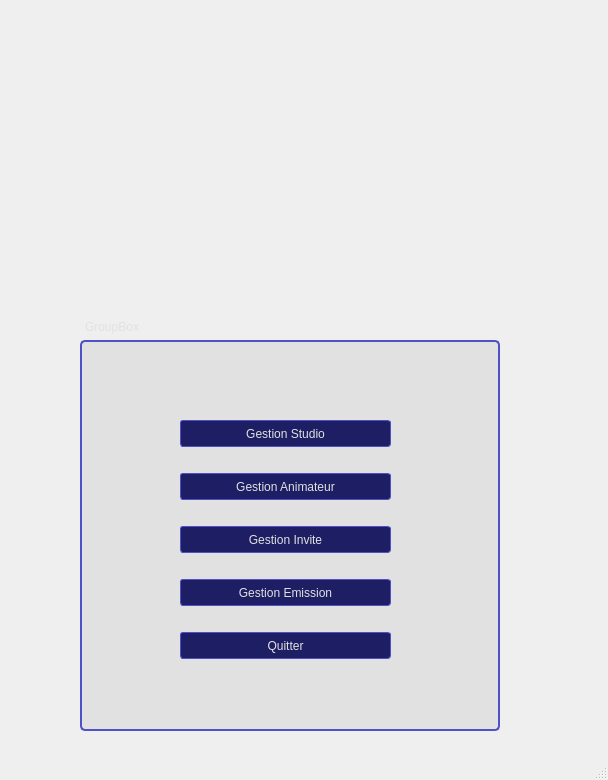
dina-boughanmi/projet-C-, file menu.ui: the form before one commit.
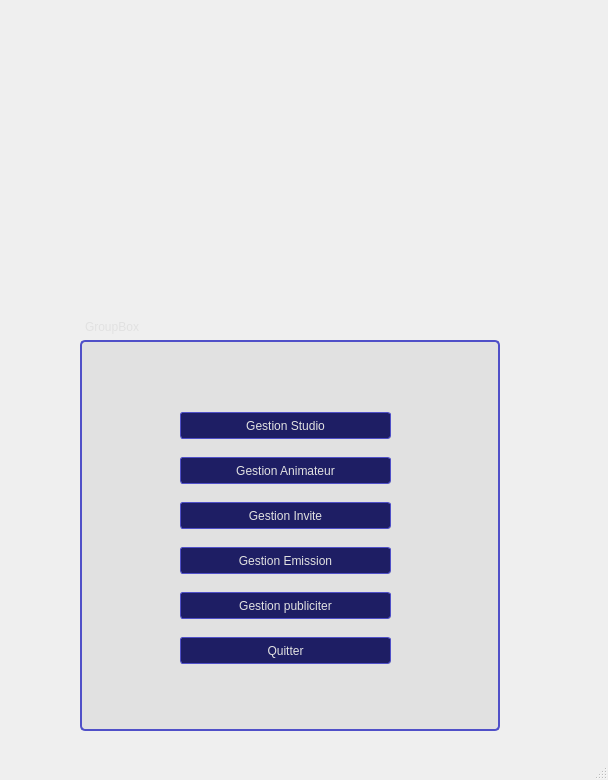
The form after the commit. Icons and pictures are not drawn.

```diff
--- a/menu.ui
+++ b/menu.ui
@@ -500,6 +500,13 @@
         </property>
        </widget>
       </item>
+      <item>
+       <widget class="QPushButton" name="publisiter">
+        <property name="text">
+         <string>Gestion publiciter</string>
+        </property>
+       </widget>
+      </item>
       <item>
        <widget class="QPushButton" name="pushButton_2">
         <property name="text">
```
